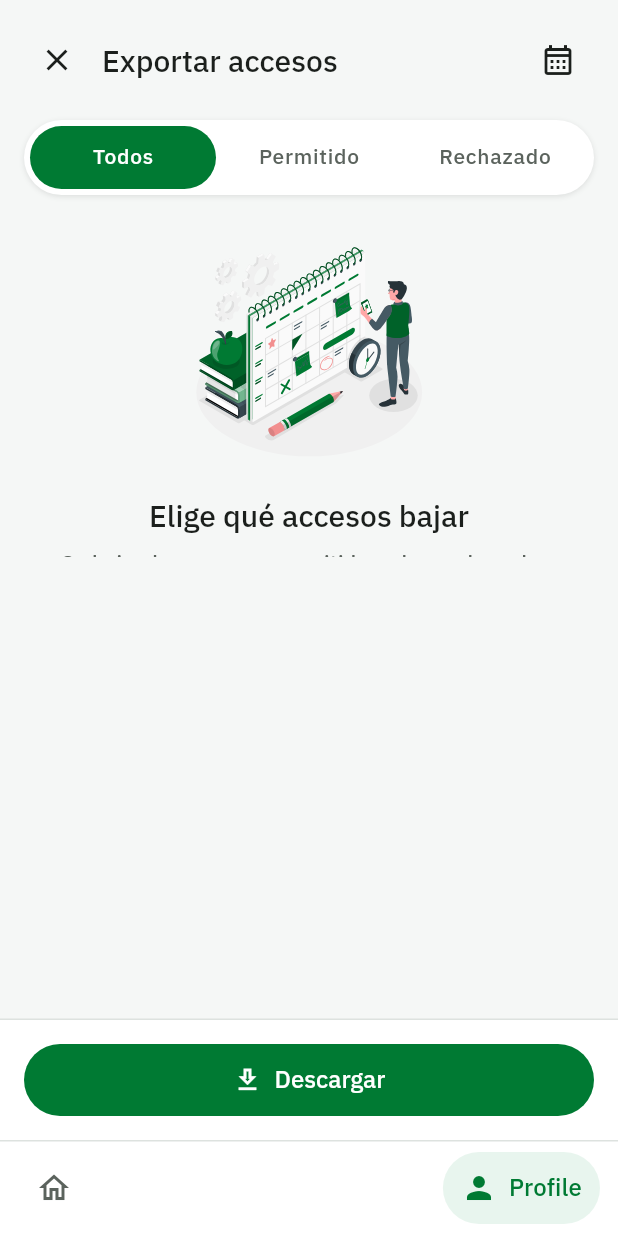
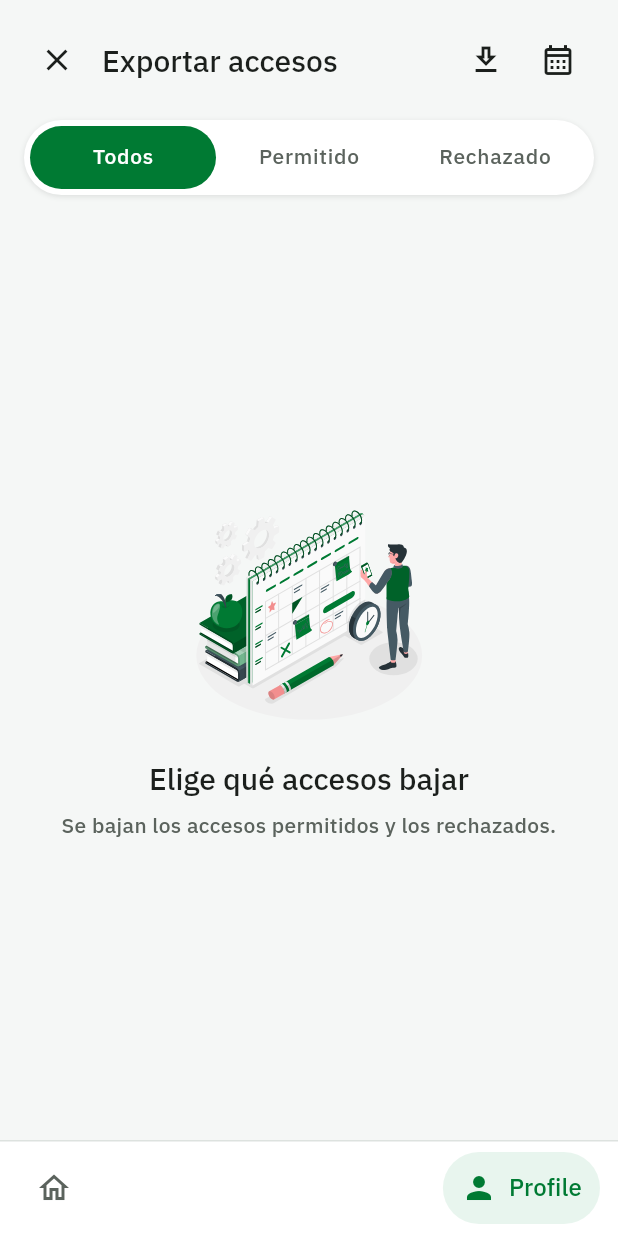
Before and after one commit to Agrocom-SRL/Qr-access, a Flutter app: the ExportarAccesosPagina screen opened by its route, on a phone screen of 412 x 824 dp. Run offline on Flutter 3.47's test engine with Material 3 defaults, Android fonts, the light colour scheme and no system bars; drawn by our look-alikes of google_nav_bar; our stand-ins replace dio, flutter_riverpod, flutter_secure_storage, flutter_svg, go_router, lottie and 6 more; missing offline and left inert: country_flags, dart:js_interop, qr; accounts and stored records are empty; generated files the repository leaves out were written again; network calls fail; project files that could hold a hidden picture were left out.

Commit message:
mueve Descargar a la barra superior de Exportar accesos y corrige el recorte del vacío en vertical

```diff
--- a/app/lib/core/theme/tokens.dart
+++ b/app/lib/core/theme/tokens.dart
@@ -310,7 +310,7 @@ class Tamanos {
 
   /// Ilustración sobre el botón, en la columna lateral de un teléfono en
   /// horizontal (Exportar accesos): lo que cabe con un título y un botón.
-  double get ilustracionColumna => 120;
+  double get ilustracionColumna => 160;
 
   /// Diámetro del círculo de un formato de descarga (PDF, Excel) en su hoja;
   /// su ícono a color mide `iconoCaja`.
--- a/app/lib/features/exportacion/presentation/exportar_accesos_pagina.dart
+++ b/app/lib/features/exportacion/presentation/exportar_accesos_pagina.dart
@@ -12,12 +12,10 @@ import 'package:agrocom_acceso/features/exportacion/presentation/descarga_de_for
 import 'package:agrocom_acceso/features/exportacion/presentation/exportacion_controlador.dart';
 import 'package:agrocom_acceso/features/exportacion/presentation/widgets/menu_de_fechas.dart';
 import 'package:agrocom_acceso/features/exportacion/presentation/widgets/resultados_de_lecturas.dart';
-import 'package:agrocom_acceso/shared/widgets/atoms/acceso_boton.dart';
 import 'package:agrocom_acceso/shared/widgets/atoms/acceso_ilustracion.dart';
 import 'package:agrocom_acceso/shared/widgets/molecules/acceso_aviso.dart';
 import 'package:agrocom_acceso/shared/widgets/molecules/boton_salida_cabecera.dart';
 import 'package:agrocom_acceso/shared/widgets/molecules/chip_etiqueta.dart';
-import 'package:agrocom_acceso/shared/widgets/organisms/formulario_secciones.dart';
 import 'package:agrocom_acceso/shared/widgets/templates/plantilla_admin.dart';
 import 'package:flutter/material.dart';
 import 'package:flutter_riverpod/flutter_riverpod.dart';
@@ -28,9 +26,10 @@ import 'package:go_router/go_router.dart';
 /// (Perfil → Exportar datos → Accesos), así que su salida es la X: cierra y
 /// vuelve a Exportar datos.
 ///
-/// Las fechas van en un menú de la barra superior; el rango elegido se ve en
-/// un chip. En horizontal de teléfono, el contenido va a la izquierda y el
-/// botón a la derecha, abajo, para que nunca tape lo que se elige.
+/// La descarga y las fechas son botones de la barra superior; el rango elegido
+/// se ve en un chip. La pantalla es un estado vacío con su ilustración: en
+/// horizontal de teléfono, las pestañas van a la izquierda y la ilustración a
+/// la derecha.
 class ExportarAccesosPagina extends ConsumerWidget {
   const new({super.key});
 
@@ -45,20 +44,19 @@ class ExportarAccesosPagina extends ConsumerWidget {
         ? estado.ultimo
         : null;
     final puedeBajar = !estado.descargando && rangoValido(estado.filtros);
-    final boton = AccesoBoton(
-      texto: _textoDelBoton(l10n, ultimo),
-      textoCargando: l10n.exportacionDescargando,
-      icono: Icons.download_outlined,
+    final descarga = _BotonDeDescarga(
+      tooltip: estado.descargando
+          ? l10n.exportacionDescargando
+          : _textoDeLaDescarga(l10n, ultimo),
       cargando: estado.descargando,
-      expandido: true,
-      onPressed: puedeBajar
+      alTocar: puedeBajar
           ? () => unawaited(
               bajarConFormato(context, ref, RecursoExportable.lecturas),
             )
           : null,
     );
-    // Aquí el resultado se queda a la vista, sobre el botón: un SnackBar la
-    // taparía justo cuando hay que tocarlo para seguir bajando.
+    // El resultado de la descarga se queda a la vista, bajo las pestañas: un
+    // SnackBar la taparía justo cuando hay que tocar para seguir bajando.
     final apaisada = context.esAlturaCorta;
     final contenido = _Contenido(
       estado: estado,
@@ -73,18 +71,27 @@ class ExportarAccesosPagina extends ConsumerWidget {
       rutaAtras: Rutas.exportar,
       salida: SalidaDeCabecera.cerrar,
       alSalir: () => context.go(Rutas.exportar),
-      accion: _BotonDeFechas(
-        hayFechas: estado.filtros.desde != null || estado.filtros.hasta != null,
+      accion: Row(
+        mainAxisSize: MainAxisSize.min,
+        children: [
+          descarga,
+          _BotonDeFechas(
+            hayFechas:
+                estado.filtros.desde != null || estado.filtros.hasta != null,
             // Con una descarga en curso, las fechas no se cambian.
             alTocar: estado.descargando
                 ? null
                 : () => unawaited(mostrarMenuDeFechas(context)),
+          ),
+        ],
       ),
       anchoMaximo: apaisada
           ? tokens.tamano.maxContenido
           : tokens.tamano.maxFormularioSecciones,
       conRelleno: false,
       child: apaisada
+          // Horizontal: las pestañas y su explicación a la izquierda y, a la
+          // derecha, la ilustración de vacío con su título.
           ? Padding(
               padding: EdgeInsets.fromLTRB(
                 tokens.espacio.l,
@@ -99,39 +106,55 @@ class ExportarAccesosPagina extends ConsumerWidget {
                   SizedBox(width: tokens.espacio.l),
                   SizedBox(
                     width: tokens.tamano.columnaApaisada,
-                    // La ilustración con su título ocupa lo que sobra sobre el
-                    // botón, que queda abajo.
-                    child: Column(
-                      crossAxisAlignment: CrossAxisAlignment.stretch,
-                      children: [
-                        const Expanded(child: _VacioLateral()),
-                        SizedBox(height: tokens.espacio.m),
-                        boton,
-                      ],
-                    ),
+                    child: const _VacioLateral(),
                   ),
                 ],
               ),
             )
-          : Column(
-              crossAxisAlignment: CrossAxisAlignment.stretch,
-              children: [
-                Expanded(child: contenido),
-                BarraDeAcciones(acciones: [boton]),
-              ],
-            ),
+          : contenido,
     );
   }
 }
 
-/// El texto del botón según lo que ya se bajó: la primera parte, la que sigue
-/// o volver a empezar al terminar.
-String _textoDelBoton(AppLocalizations l10n, ResumenDePagina? ultimo) {
+/// El texto de la descarga según lo que ya se bajó: la primera parte, la que
+/// sigue o volver a empezar al terminar. Va como tooltip del botón de la barra.
+String _textoDeLaDescarga(AppLocalizations l10n, ResumenDePagina? ultimo) {
   if (ultimo == null) return l10n.exportacionDescargar;
   if (ultimo.hayMas) {
     return l10n.exportacionSiguiente(ultimo.pagina + 1, ultimo.paginas);
   }
   return l10n.exportacionDescargarDeNuevo;
+}
+
+/// El botón de descarga de la barra superior. Mientras baja, muestra el
+/// progreso en su lugar; sin un rango válido, queda apagado.
+class _BotonDeDescarga extends StatelessWidget {
+  const new({
+    required this.tooltip,
+    required this.cargando,
+    required this.alTocar,
+  });
+
+  final String tooltip;
+  final bool cargando;
+
+  /// `null` deja el botón apagado.
+  final VoidCallback? alTocar;
+
+  @override
+  Widget build(BuildContext context) {
+    final tokens = context.tokens;
+    return IconButton(
+      tooltip: tooltip,
+      onPressed: alTocar,
+      icon: cargando
+          ? SizedBox.square(
+              dimension: tokens.tamano.iconoNav,
+              child: const CircularProgressIndicator(),
+            )
+          : const Icon(Icons.download_outlined),
+    );
+  }
 }
 
 /// El botón de fechas de la barra superior. Con un rango elegido, lleva un
@@ -207,7 +230,10 @@ class _Contenido extends StatelessWidget {
         ),
         // Los avisos se desplazan si la pantalla es baja (horizontal de
         // teléfono), en lugar de desbordar.
-        Flexible(
+        ConstrainedBox(
+          constraints: BoxConstraints(
+            maxHeight: MediaQuery.sizeOf(context).height * 0.3,
+          ),
           child: _Avisos(estado: estado, ultimo: ultimo),
         ),
       ],
@@ -275,18 +301,17 @@ class _Avisos extends StatelessWidget {
         ),
     ];
     if (avisos.isEmpty) return const SizedBox.shrink();
-    return SingleChildScrollView(
+    // Mide lo que dicen los avisos (y se desplaza solo si no caben), en vez de
+    // ocupar todo el alto que le den.
+    return ListView(
+      shrinkWrap: true,
       padding: EdgeInsets.all(tokens.espacio.l),
-      child: Column(
-        mainAxisSize: MainAxisSize.min,
-        crossAxisAlignment: CrossAxisAlignment.stretch,
       children: [
         for (var i = 0; i < avisos.length; i++) ...[
           if (i > 0) SizedBox(height: tokens.espacio.m),
           avisos[i],
         ],
       ],
-      ),
     );
   }
 }
```
Also changed, not shown: 3 other files. Lines whose indentation alone changed are shown as unchanged.
